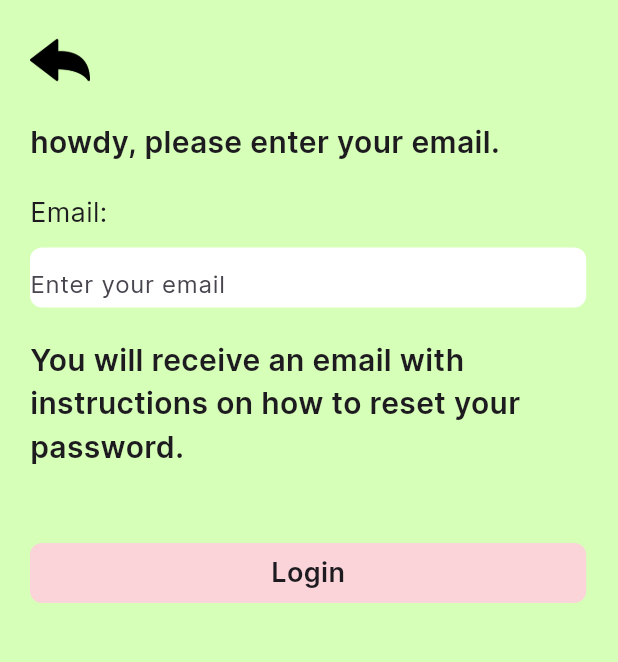
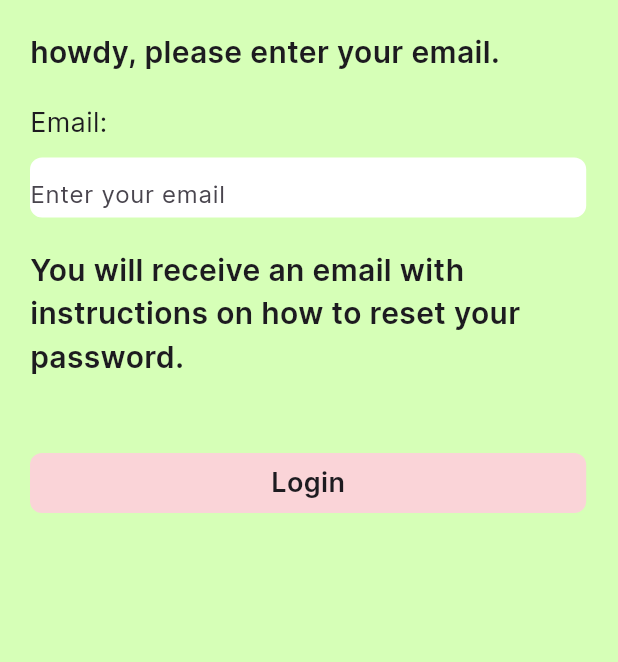
Before and after one commit to BastiaanMeijer2002/MAD, a Flutter app: the PasswordResetScreen screen opened directly, on a phone screen of 412 x 824 dp, the part 84-746 px from its top. Run offline on Flutter 3.47's test engine with Material 3 defaults, Android fonts, the phone set to English and light mode, and no system bars; our stand-ins replace flutter_svg; missing offline and left inert: dotenv; network calls fail; project files that could hold a hidden picture were left out.

Commit message:
Added navigation to all pages

```diff
--- a/clucknrides/lib/main.dart
+++ b/clucknrides/lib/main.dart
@@ -1,4 +1,5 @@
 import 'package:clucknrides/screens/home_screen/main.dart';
+import 'package:clucknrides/screens/start_screen.dart';
 import 'package:dotenv/dotenv.dart';
 import 'package:flutter/material.dart';
 
@@ -21,7 +22,7 @@ class MyApp extends StatelessWidget {
         colorScheme: ColorScheme.fromSeed(seedColor: Colors.deepPurple),
         useMaterial3: true,
       ),
-      home: const HomeScreen(),
+      home: const StartScreen(),
     );
   }
 }
--- a/clucknrides/lib/screens/password_reset_screen.dart
+++ b/clucknrides/lib/screens/password_reset_screen.dart
@@ -25,18 +25,6 @@ class PasswordResetScreen extends StatelessWidget {
       body: Column(
         crossAxisAlignment: CrossAxisAlignment.start,
         children: [
-          Padding(
-            padding: const EdgeInsets.only(top: 20, left: 20, right: 20),
-            child: Align(
-              alignment: Alignment.topLeft,
-              child: Image.asset(
-                'assets/icons/BackArrow.png',
-                width: 40,
-                height: 40,
-                alignment: Alignment.topLeft,
-              ),
-            ),
-          ),
           const Padding(
             padding: EdgeInsets.only(top: 20, left: 20, right: 20),
             child: Text(
@@ -94,7 +82,11 @@ class PasswordResetScreen extends StatelessWidget {
             child: Column(
               crossAxisAlignment: CrossAxisAlignment.start,
               children: [
-                Container(
+                GestureDetector(
+                  onTap: () {
+                    Navigator.pop(context);
+                  },
+                  child: Container(
                     decoration: const BoxDecoration(
                       color: Color(0xFFFAD4D8),
                       borderRadius: BorderRadius.all(Radius.circular(8)),
@@ -111,6 +103,7 @@ class PasswordResetScreen extends StatelessWidget {
                       ),
                     ),
                   ),
+                )
               ],
             ),
           ),
```
Also changed, not shown: clucknrides/lib/screens/login_screen.dart (+27 -15 lines), clucknrides/lib/screens/register_screen.dart (+13 -13 lines), clucknrides/lib/screens/start_screen.dart (+25 -2 lines). Lines whose indentation alone changed are shown as unchanged.
